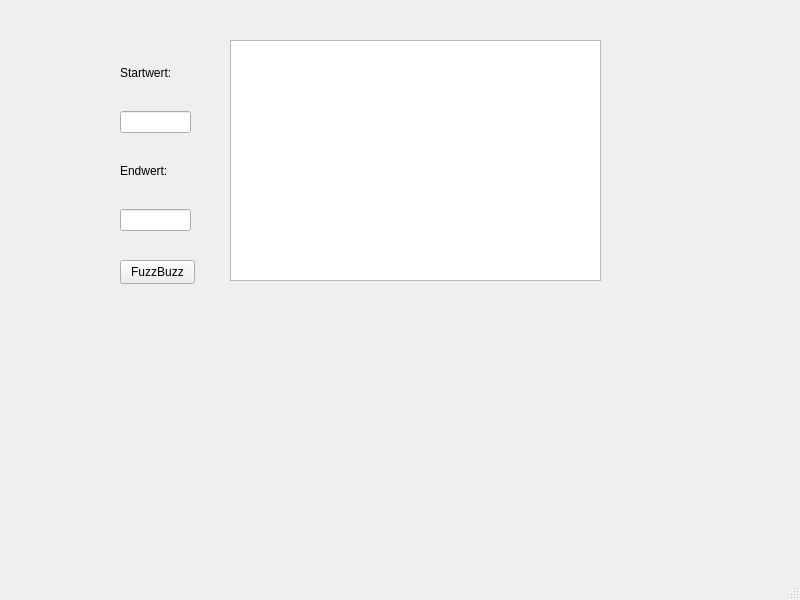
The window that ui/mainwindow.ui (DataBook4U/FuzzBuzzExcerise) describes before a commit, drawn with Qt 5.
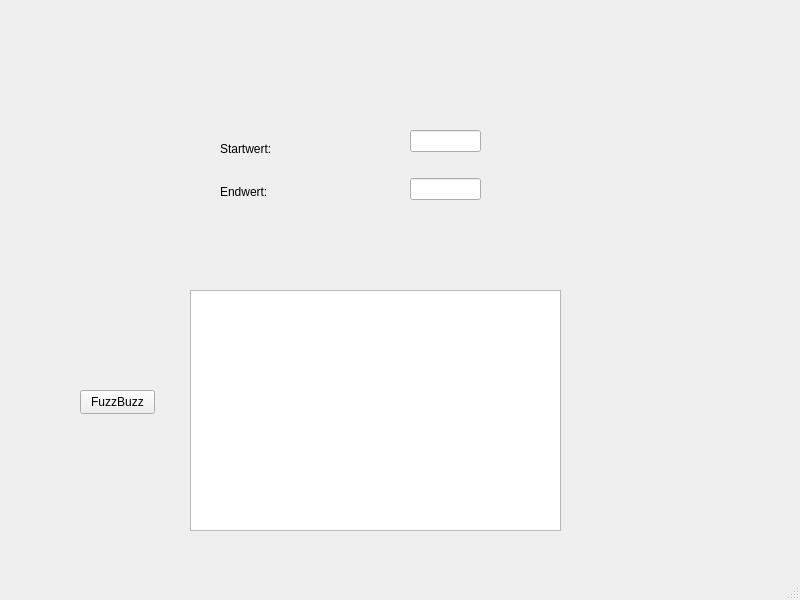
The same window after the commit.

Commit message: FuzzBuzz is now running in the desktop app

```diff
--- a/ui/mainwindow.ui
+++ b/ui/mainwindow.ui
@@ -17,8 +17,8 @@
    <widget class="QPushButton" name="ProgStart">
     <property name="geometry">
      <rect>
-      <x>120</x>
-      <y>260</y>
+      <x>80</x>
+      <y>390</y>
       <width>75</width>
       <height>24</height>
      </rect>
@@ -30,40 +30,26 @@
    <widget class="QWidget" name="gridLayoutWidget">
     <property name="geometry">
      <rect>
-      <x>120</x>
-      <y>40</y>
+      <x>410</x>
+      <y>110</y>
       <width>71</width>
-      <height>191</height>
+      <height>111</height>
      </rect>
     </property>
     <layout class="QGridLayout" name="gridLayout">
-     <item row="1" column="0">
-      <widget class="QLineEdit" name="Startw"/>
-     </item>
      <item row="3" column="0">
       <widget class="QLineEdit" name="Endw"/>
      </item>
      <item row="0" column="0">
-      <widget class="QLabel" name="label">
-       <property name="text">
-        <string>Startwert:</string>
-       </property>
-      </widget>
-     </item>
-     <item row="2" column="0">
-      <widget class="QLabel" name="label_2">
-       <property name="text">
-        <string>Endwert:</string>
-       </property>
-      </widget>
+      <widget class="QLineEdit" name="Startw"/>
      </item>
     </layout>
    </widget>
    <widget class="QWidget" name="gridLayoutWidget_2">
     <property name="geometry">
      <rect>
-      <x>230</x>
-      <y>40</y>
+      <x>190</x>
+      <y>290</y>
       <width>371</width>
       <height>241</height>
      </rect>
@@ -74,6 +60,32 @@
      </item>
     </layout>
    </widget>
+   <widget class="QWidget" name="verticalLayoutWidget">
+    <property name="geometry">
+     <rect>
+      <x>220</x>
+      <y>130</y>
+      <width>160</width>
+      <height>80</height>
+     </rect>
+    </property>
+    <layout class="QVBoxLayout" name="verticalLayout">
+     <item>
+      <widget class="QLabel" name="label">
+       <property name="text">
+        <string>Startwert:</string>
+       </property>
+      </widget>
+     </item>
+     <item>
+      <widget class="QLabel" name="label_2">
+       <property name="text">
+        <string>Endwert:</string>
+       </property>
+      </widget>
+     </item>
+    </layout>
+   </widget>
   </widget>
   <widget class="QMenuBar" name="menubar">
    <property name="geometry">
```
The commit also changes 2 other files.
